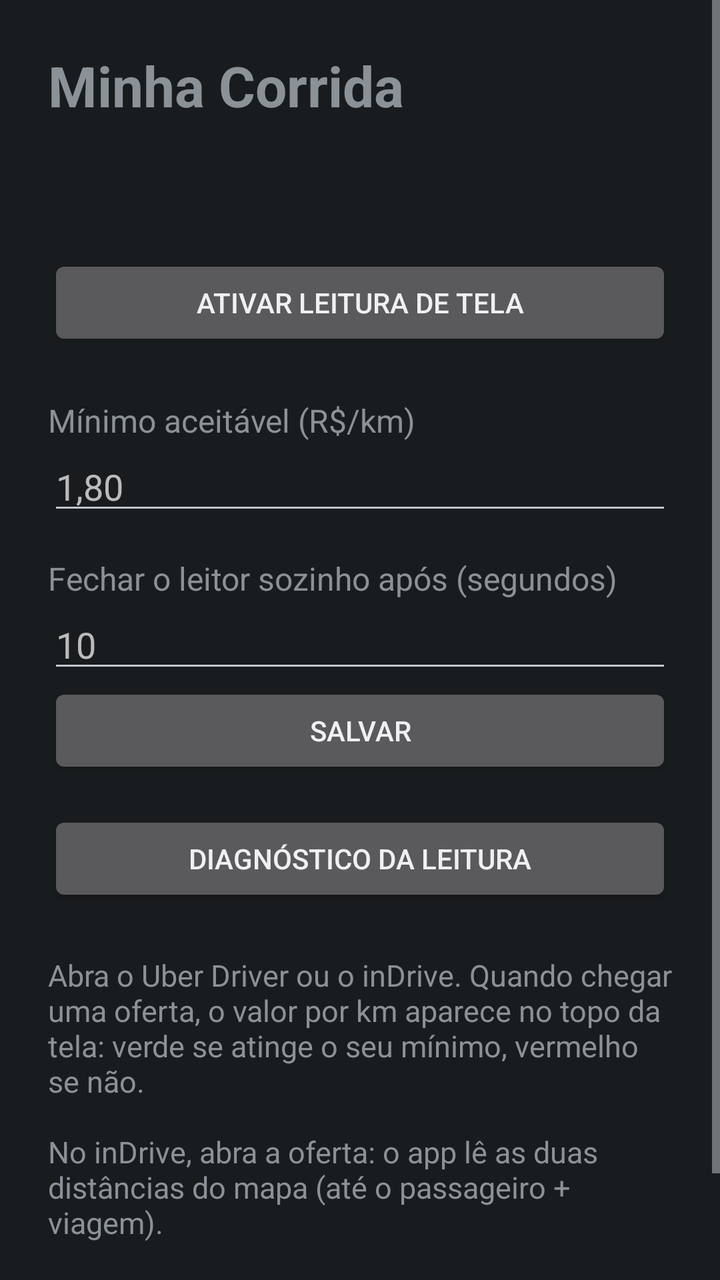
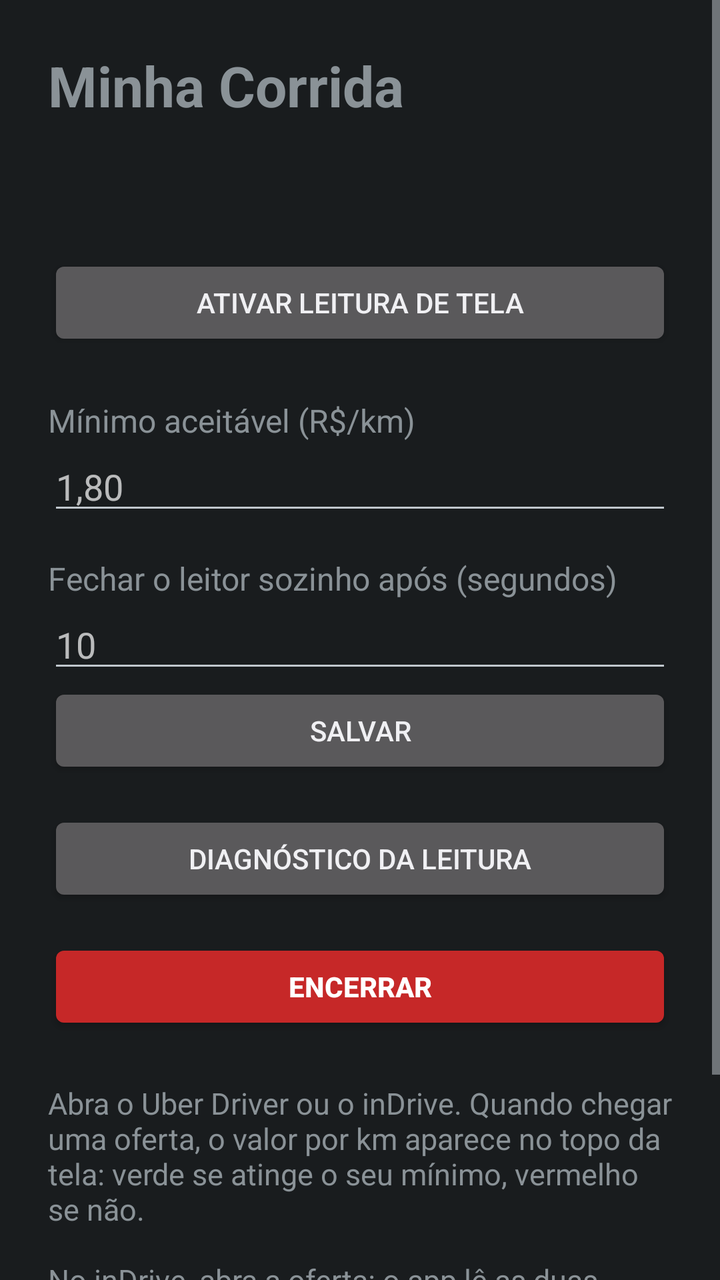

The first picture is an Android layout as it rendered before a commit; the second is the same layout after the commit. The layout source and the unified diff follow.
<!-- AndroidManifest.xml: application theme android:Theme.DeviceDefault.NoActionBar -->
<!-- res/layout/activity_main.xml -->
<?xml version="1.0" encoding="utf-8"?>
<ScrollView xmlns:android="http://schemas.android.com/apk/res/android"
    android:layout_width="match_parent"
    android:layout_height="match_parent">

    <LinearLayout
        android:layout_width="match_parent"
        android:layout_height="wrap_content"
        android:orientation="vertical"
        android:padding="24dp">

        <TextView
            android:layout_width="wrap_content"
            android:layout_height="wrap_content"
            android:text="@string/app_name"
            android:textSize="28sp"
            android:textStyle="bold" />

        <TextView
            android:id="@+id/tvVersion"
            android:layout_width="wrap_content"
            android:layout_height="wrap_content"
            android:alpha="0.7"
            android:textSize="13sp" />

        <TextView
            android:id="@+id/tvStatus"
            android:layout_width="wrap_content"
            android:layout_height="wrap_content"
            android:layout_marginTop="16dp"
            android:textSize="18sp" />

        <Button
            android:id="@+id/btnOpenSettings"
            android:layout_width="match_parent"
            android:layout_height="wrap_content"
            android:layout_marginTop="8dp"
            android:text="@string/open_settings" />

        <TextView
            android:layout_width="wrap_content"
            android:layout_height="wrap_content"
            android:layout_marginTop="24dp"
            android:text="@string/min_label"
            android:textSize="16sp" />

        <EditText
            android:id="@+id/etMinValue"
            android:layout_width="match_parent"
            android:layout_height="wrap_content"
            android:digits="0123456789,."
            android:hint="1,80"
            android:importantForAutofill="no"
            android:inputType="numberDecimal" />

        <TextView
            android:layout_width="wrap_content"
            android:layout_height="wrap_content"
            android:layout_marginTop="16dp"
            android:text="@string/timeout_label"
            android:textSize="16sp" />

        <EditText
            android:id="@+id/etTimeout"
            android:layout_width="match_parent"
            android:layout_height="wrap_content"
            android:hint="10"
            android:importantForAutofill="no"
            android:inputType="number"
            android:maxLength="3" />

        <Button
            android:id="@+id/btnSave"
            android:layout_width="match_parent"
            android:layout_height="wrap_content"
            android:text="@string/save" />

        <Button
            android:id="@+id/btnDiagnostics"
            android:layout_width="match_parent"
            android:layout_height="wrap_content"
            android:layout_marginTop="16dp"
            android:text="@string/diagnostics_title" />

        <TextView
            android:layout_width="wrap_content"
            android:layout_height="wrap_content"
            android:layout_marginTop="24dp"
            android:text="@string/help"
            android:textSize="15sp" />
    </LinearLayout>
</ScrollView>
<!-- resources referenced by this layout -->
<resources>
  <string name="app_name">Minha Corrida</string>
  <string name="diagnostics_title">Diagnóstico da leitura</string>
  <string name="help">Abra o Uber Driver ou o inDrive. Quando chegar uma oferta, o valor por km aparece no topo da tela: verde se atinge o seu mínimo, vermelho se não.\n\nNo inDrive, abra a oferta: o app lê as duas distâncias do mapa (até o passageiro + viagem).\n\nO leitor fecha com um toque ou após o tempo configurado.</string>
  <string name="min_label">Mínimo aceitável (R$/km)</string>
  <string name="open_settings">Ativar leitura de tela</string>
  <string name="save">Salvar</string>
  <string name="timeout_label">Fechar o leitor sozinho após (segundos)</string>
</resources>

<!-- the commit's change to res/layout/activity_main.xml (unified diff, before → after) -->
@@ -82,6 +82,17 @@
             android:layout_marginTop="16dp"
             android:text="@string/diagnostics_title" />
 
+        
+        <Button
+            android:id="@+id/btnExit"
+            android:layout_width="match_parent"
+            android:layout_height="wrap_content"
+            android:layout_marginTop="16dp"
+            android:backgroundTint="#C62828"
+            android:text="@string/exit"
+            android:textColor="#FFFFFFFF"
+            android:textStyle="bold" />
+
         <TextView
             android:layout_width="wrap_content"
             android:layout_height="wrap_content"
<!-- resource entries referenced after the edit -->
@@ -2,6 +2,7 @@
 <resources>
   <string name="app_name">Minha Corrida</string>
   <string name="diagnostics_title">Diagnóstico da leitura</string>
+  <string name="exit">Encerrar</string>
   <string name="help">Abra o Uber Driver ou o inDrive. Quando chegar uma oferta, o valor por km aparece no topo da tela: verde se atinge o seu mínimo, vermelho se não.\n\nNo inDrive, abra a oferta: o app lê as duas distâncias do mapa (até o passageiro + viagem).\n\nO leitor fecha com um toque ou após o tempo configurado.</string>
   <string name="min_label">Mínimo aceitável (R$/km)</string>
   <string name="open_settings">Ativar leitura de tela</string>
